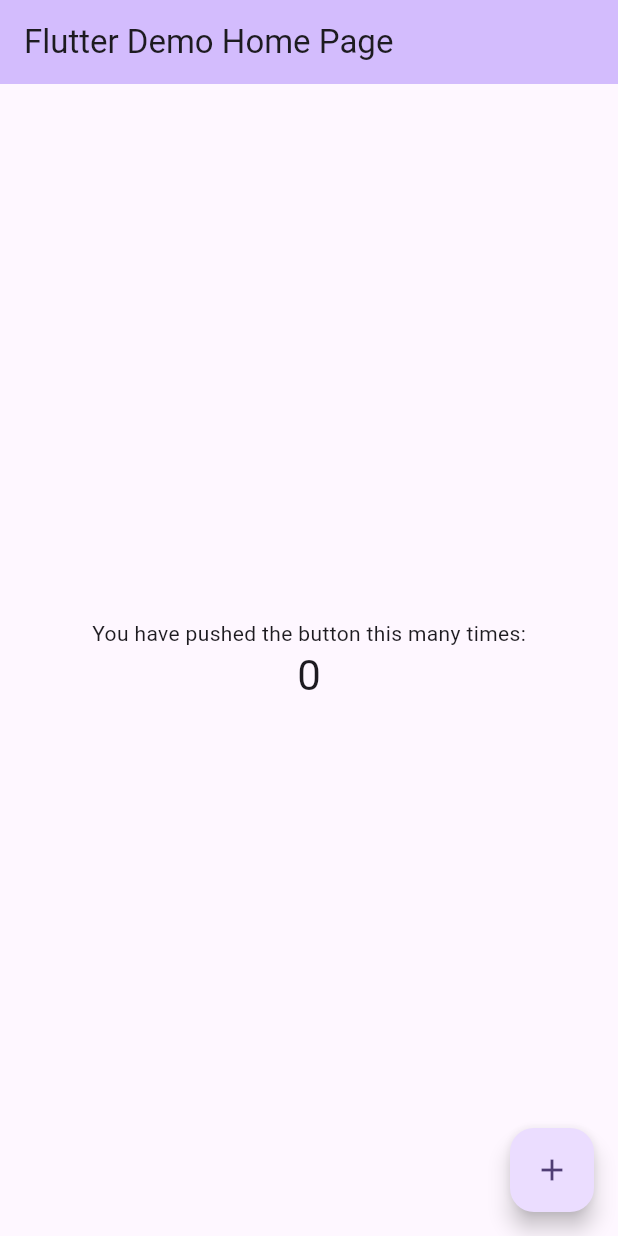
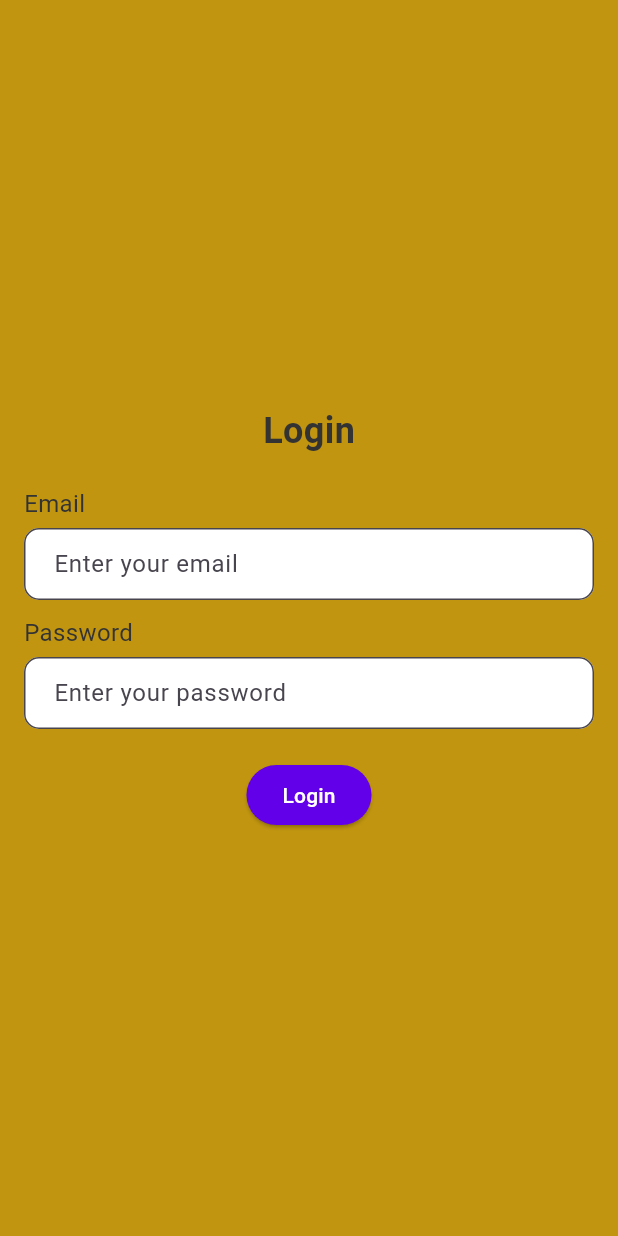
Before and after one commit to haqi2626/tiket-wisata, a Flutter app: the screen it shows after launch, on a phone screen of 412 x 824 dp. Run offline on Flutter 3.47's test engine with Material 3 defaults, Android fonts, the light colour scheme and no system bars.

Commit message:
Update project: [deskripsi perubahan]

```diff
--- a/lib/main.dart
+++ b/lib/main.dart
@@ -1,4 +1,7 @@
 import 'package:flutter/material.dart';
+import 'package:tiket_wisata/screens/splash_screen.dart';
+import 'package:tiket_wisata/screens/login_screen.dart';
+import 'package:tiket_wisata/screens/home_screen.dart';
 
 void main() {
   runApp(const MyApp());
@@ -7,119 +10,12 @@
 class MyApp extends StatelessWidget {
   const MyApp({super.key});
 
-  // This widget is the root of your application.
   @override
   Widget build(BuildContext context) {
     return MaterialApp(
-      title: 'Flutter Demo',
-      theme: ThemeData(
-        // This is the theme of your application.
-        //
-        // TRY THIS: Try running your application with "flutter run". You'll see
-        // the application has a purple toolbar. Then, without quitting the app,
-        // try changing the seedColor in the colorScheme below to Colors.green
-        // and then invoke "hot reload" (save your changes or press the "hot
-        // reload" button in a Flutter-supported IDE, or press "r" if you used
-        // the command line to start the app).
-        //
-        // Notice that the counter didn't reset back to zero; the application
-        // state is not lost during the reload. To reset the state, use hot
-        // restart instead.
-        //
-        // This works for code too, not just values: Most code changes can be
-        // tested with just a hot reload.
-        colorScheme: ColorScheme.fromSeed(seedColor: Colors.deepPurple),
-        useMaterial3: true,
-      ),
-      home: const MyHomePage(title: 'Flutter Demo Home Page'),
+      title: 'aplikasi mobile',
+      theme: ThemeData(primarySwatch: Colors.lightGreen),
+      home: const SplashScreen()
     );
   }
 }
-
-class MyHomePage extends StatefulWidget {
-  const MyHomePage({super.key, required this.title});
-
-  // This widget is the home page of your application. It is stateful, meaning
-  // that it has a State object (defined below) that contains fields that affect
-  // how it looks.
-
-  // This class is the configuration for the state. It holds the values (in this
-  // case the title) provided by the parent (in this case the App widget) and
-  // used by the build method of the State. Fields in a Widget subclass are
-  // always marked "final".
-
-  final String title;
-
-  @override
-  State<MyHomePage> createState() => _MyHomePageState();
-}
-
-class _MyHomePageState extends State<MyHomePage> {
-  int _counter = 0;
-
-  void _incrementCounter() {
-    setState(() {
-      // This call to setState tells the Flutter framework that something has
-      // changed in this State, which causes it to rerun the build method below
-      // so that the display can reflect the updated values. If we changed
-      // _counter without calling setState(), then the build method would not be
-      // called again, and so nothing would appear to happen.
-      _counter++;
-    });
-  }
-
-  @override
-  Widget build(BuildContext context) {
-    // This method is rerun every time setState is called, for instance as done
-    // by the _incrementCounter method above.
-    //
-    // The Flutter framework has been optimized to make rerunning build methods
-    // fast, so that you can just rebuild anything that needs updating rather
-    // than having to individually change instances of widgets.
-    return Scaffold(
-      appBar: AppBar(
-        // TRY THIS: Try changing the color here to a specific color (to
-        // Colors.amber, perhaps?) and trigger a hot reload to see the AppBar
-        // change color while the other colors stay the same.
-        backgroundColor: Theme.of(context).colorScheme.inversePrimary,
-        // Here we take the value from the MyHomePage object that was created by
-        // the App.build method, and use it to set our appbar title.
-        title: Text(widget.title),
-      ),
-      body: Center(
-        // Center is a layout widget. It takes a single child and positions it
-        // in the middle of the parent.
-        child: Column(
-          // Column is also a layout widget. It takes a list of children and
-          // arranges them vertically. By default, it sizes itself to fit its
-          // children horizontally, and tries to be as tall as its parent.
-          //
-          // Column has various properties to control how it sizes itself and
-          // how it positions its children. Here we use mainAxisAlignment to
-          // center the children vertically; the main axis here is the vertical
-          // axis because Columns are vertical (the cross axis would be
-          // horizontal).
-          //
-          // TRY THIS: Invoke "debug painting" (choose the "Toggle Debug Paint"
-          // action in the IDE, or press "p" in the console), to see the
-          // wireframe for each widget.
-          mainAxisAlignment: MainAxisAlignment.center,
-          children: <Widget>[
-            const Text(
-              'You have pushed the button this many times:',
-            ),
-            Text(
-              '$_counter',
-              style: Theme.of(context).textTheme.headlineMedium,
-            ),
-          ],
-        ),
-      ),
-      floatingActionButton: FloatingActionButton(
-        onPressed: _incrementCounter,
-        tooltip: 'Increment',
-        child: const Icon(Icons.add),
-      ), // This trailing comma makes auto-formatting nicer for build methods.
-    );
-  }
-}
--- /dev/null
+++ b/lib/screens/login_screen.dart
@@ -0,0 +1,64 @@
+import 'package:flutter/material.dart';
+import 'package:tiket_wisata/widgets/custom_text.dart';
+import 'package:tiket_wisata/widgets/custom_button.dart';
+import 'package:tiket_wisata/widgets/custom_textfield.dart';
+import 'package:tiket_wisata/constants/colors.dart';
+import 'package:tiket_wisata/utils/navigation_extension.dart'; // Import extension
+import 'package:tiket_wisata/screens/home_screen.dart'; // Import HomeScreen
+
+class LoginScreen extends StatelessWidget {
+  const LoginScreen({Key? key}) : super(key: key);
+
+  @override
+  Widget build(BuildContext context) {
+    return Scaffold(
+      backgroundColor: const Color.fromARGB(255, 193, 149, 15),
+      body: Padding(
+        padding: const EdgeInsets.all(16.0),
+        child: Column(
+          mainAxisAlignment: MainAxisAlignment.center,
+          crossAxisAlignment: CrossAxisAlignment.start,
+          children: [
+            Center(
+              child: CustomText(
+                text: "Login",
+                fontSize: 24,
+                fontWeight: FontWeight.bold,
+                color: AppColors.text,
+              ),
+            ),
+            const SizedBox(height: 20),
+
+            CustomText(
+              text: "Email",
+              fontSize: 16,
+              color: AppColors.text,
+            ),
+            const SizedBox(height: 5),
+            CustomTextField(hintText: "Enter your email"),
+            const SizedBox(height: 10),
+
+            CustomText(
+              text: "Password",
+              fontSize: 16,
+              color: AppColors.text,
+            ),
+            const SizedBox(height: 5),
+            CustomTextField(hintText: "Enter your password", isPassword: true),
+            const SizedBox(height: 20),
+
+            Center(
+              child: CustomButton(
+                text: "Login",
+                onPressed: () {
+                  context.pushReplacementTo(const HomeScreen()); // ✅ Ganti ke HomeScreen
+                },
+                color: AppColors.primary,
+              ),
+            ),
+          ],
+        ),
+      ),
+    );
+  }
+}
--- /dev/null
+++ b/lib/widgets/custom_button.dart
@@ -0,0 +1,24 @@
+import 'package:flutter/material.dart';
+import 'package:tiket_wisata/constants/colors.dart';
+
+class CustomButton extends StatelessWidget {
+  final String text;
+  final VoidCallback onPressed;
+  final Color color;
+
+  const CustomButton({
+    Key? key,
+    required this.text,
+    required this.onPressed,
+    this.color = Colors.blue,
+  }) : super(key: key);
+
+  @override
+  Widget build(BuildContext context) {
+    return ElevatedButton(
+      onPressed: onPressed,
+      style: ElevatedButton.styleFrom(backgroundColor: color),
+      child: Text(text, style: TextStyle(color: Colors.white)),
+    );
+  }
+}
--- a/lib/widgets/custom_icon.dart
+++ b/lib/widgets/custom_icon.dart
@@ -1,5 +1,5 @@
 import 'package:flutter/widgets.dart';
-import '../gen/assets.gen.dart';
+import 'package:tiket_wisata/gen/assets.gen.dart';
 
 class CustomIcon extends StatelessWidget {
   final String assetPath;
--- a/lib/widgets/custom_image.dart
+++ b/lib/widgets/custom_image.dart
@@ -1,5 +1,6 @@
+
 import 'package:flutter/widgets.dart';
-import '../gen/assets.gen.dart';
+import 'package:tiket_wisata/gen/assets.gen.dart';
 
 class CustomImage extends StatelessWidget {
   final String assetPath;
--- /dev/null
+++ b/lib/widgets/custom_text.dart
@@ -0,0 +1,28 @@
+import 'package:flutter/material.dart';
+
+class CustomText extends StatelessWidget {
+  final String text;
+  final double fontSize;
+  final FontWeight fontWeight;
+  final Color color;
+
+  const CustomText({
+    Key? key,
+    required this.text,
+    this.fontSize = 16.0,
+    this.fontWeight = FontWeight.normal,
+    this.color = Colors.black,
+  }) : super(key: key);
+
+  @override
+  Widget build(BuildContext context) {
+    return Text(
+      text,
+      style: TextStyle(
+        fontSize: fontSize,
+        fontWeight: fontWeight,
+        color: color,
+      ),
+    );
+  }
+}
--- /dev/null
+++ b/lib/widgets/custom_textfield.dart
@@ -0,0 +1,32 @@
+import 'package:flutter/material.dart';
+
+class CustomTextField extends StatelessWidget {
+  final String hintText;
+  final bool isPassword;
+  final TextEditingController? controller;
+
+  const CustomTextField({
+    Key? key,
+    required this.hintText,
+    this.isPassword = false,
+    this.controller,
+  }) : super(key: key);
+
+  @override
+  Widget build(BuildContext context) {
+    return TextField(
+      controller: controller,
+      obscureText: isPassword,
+      decoration: InputDecoration(
+        hintText: hintText,
+        border: OutlineInputBorder(
+          borderRadius: BorderRadius.circular(10.0),
+          borderSide: BorderSide(color: Colors.grey),
+        ),
+        filled: true,
+        fillColor: Colors.white,
+        contentPadding: EdgeInsets.symmetric(horizontal: 16.0, vertical: 12.0),
+      ),
+    );
+  }
+}
```
Also changed, not shown: lib/gen/assets.gen.dart (+118 -0 lines), lib/screens/home_screen.dart (added, +105 -0 lines), lib/screens/splash_screen.dart (renamed from lib/screens/splash_screeen.dart, +11 -4 lines), lib/utils/navigation_extension.dart (added, +17 -0 lines), pubspec.yaml (+7 -2 lines), assets/icons/icon-wa.jpg (added), lib/constants/colors.dart (renamed from lib/constants/app_colors.dart), pubspec.lock.
